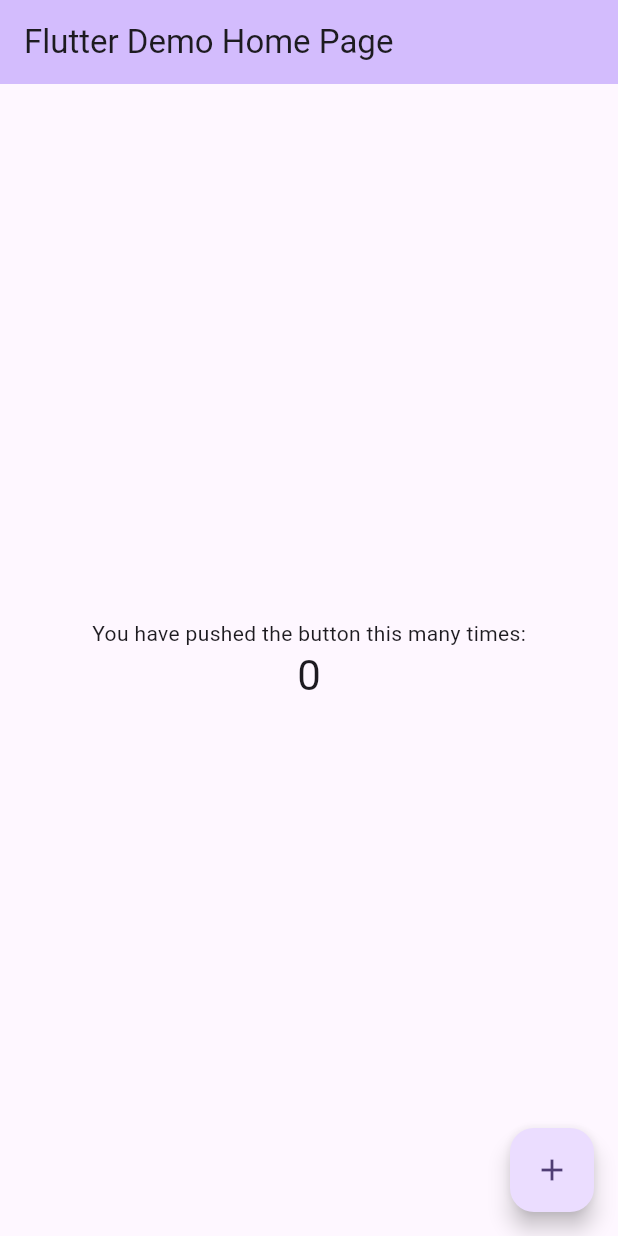
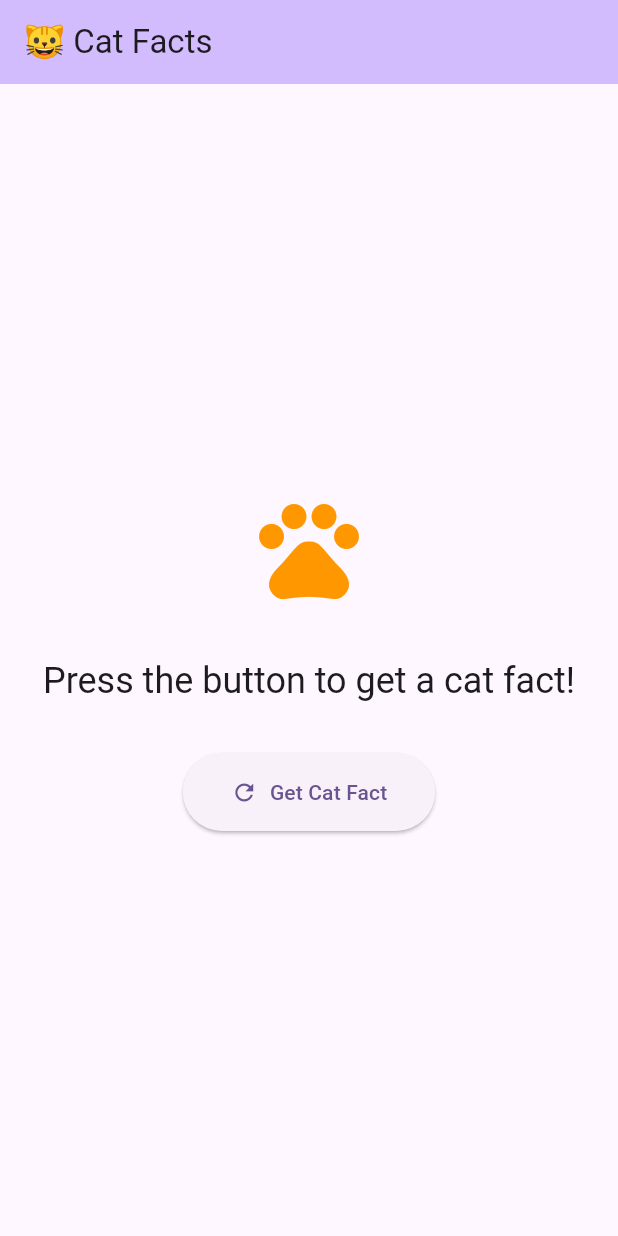
Before and after one commit to jackbauertv24-droid/an-app, a Flutter app: the screen it shows after launch, on a phone screen of 412 x 824 dp. Run offline on Flutter 3.47's test engine with Material 3 defaults, Android fonts, the phone set to English and light mode, and no system bars.

Commit message:
Add Cat Facts button with API integration

```diff
--- a/lib/main.dart
+++ b/lib/main.dart
@@ -1,4 +1,6 @@
+import 'dart:convert';
 import 'package:flutter/material.dart';
+import 'package:http/http.dart' as http;
 
 void main() {
   runApp(const MyApp());
@@ -10,32 +12,55 @@ class MyApp extends StatelessWidget {
   @override
   Widget build(BuildContext context) {
     return MaterialApp(
-      title: 'Flutter Demo',
+      title: 'Cat Facts Demo',
       theme: ThemeData(
         colorScheme: ColorScheme.fromSeed(seedColor: Colors.deepPurple),
         useMaterial3: true,
       ),
-      home: const MyHomePage(title: 'Flutter Demo Home Page'),
+      home: const CatFactsPage(),
     );
   }
 }
 
-class MyHomePage extends StatefulWidget {
-  const MyHomePage({super.key, required this.title});
-
-  final String title;
+class CatFactsPage extends StatefulWidget {
+  const CatFactsPage({super.key});
 
   @override
-  State<MyHomePage> createState() => _MyHomePageState();
+  State<CatFactsPage> createState() => _CatFactsPageState();
 }
 
-class _MyHomePageState extends State<MyHomePage> {
-  int _counter = 0;
+class _CatFactsPageState extends State<CatFactsPage> {
+  String _catFact = 'Press the button to get a cat fact!';
+  bool _isLoading = false;
 
-  void _incrementCounter() {
+  Future<void> _fetchCatFact() async {
     setState(() {
-      _counter++;
+      _isLoading = true;
     });
+
+    try {
+      final response = await http.get(
+        Uri.parse('https://catfact.ninja/fact'),
+      );
+
+      if (response.statusCode == 200) {
+        final data = jsonDecode(response.body);
+        setState(() {
+          _catFact = data['fact'];
+          _isLoading = false;
+        });
+      } else {
+        setState(() {
+          _catFact = 'Failed to load cat fact: ${response.statusCode}';
+          _isLoading = false;
+        });
+      }
+    } catch (e) {
+      setState(() {
+        _catFact = 'Error: $e';
+        _isLoading = false;
+      });
+    }
   }
 
   @override
@@ -43,26 +68,49 @@ class _MyHomePageState extends State<MyHomePage> {
     return Scaffold(
       appBar: AppBar(
         backgroundColor: Theme.of(context).colorScheme.inversePrimary,
-        title: Text(widget.title),
+        title: const Text('🐱 Cat Facts'),
       ),
       body: Center(
+        child: Padding(
+          padding: const EdgeInsets.all(24.0),
           child: Column(
             mainAxisAlignment: MainAxisAlignment.center,
-          children: <Widget>[
-            const Text(
-              'You have pushed the button this many times:',
+            children: [
+              const Icon(
+                Icons.pets,
+                size: 80,
+                color: Colors.orange,
               ),
+              const SizedBox(height: 32),
               Text(
-              '$_counter',
-              style: Theme.of(context).textTheme.headlineMedium,
+                _catFact,
+                textAlign: TextAlign.center,
+                style: Theme.of(context).textTheme.headlineSmall,
+              ),
+              const SizedBox(height: 32),
+              ElevatedButton.icon(
+                onPressed: _isLoading ? null : _fetchCatFact,
+                icon: _isLoading
+                    ? const SizedBox(
+                        width: 20,
+                        height: 20,
+                        child: CircularProgressIndicator(
+                          strokeWidth: 2,
+                          color: Colors.white,
+                        ),
+                      )
+                    : const Icon(Icons.refresh),
+                label: Text(_isLoading ? 'Loading...' : 'Get Cat Fact'),
+                style: ElevatedButton.styleFrom(
+                  padding: const EdgeInsets.symmetric(
+                    horizontal: 32,
+                    vertical: 16,
+                  ),
+                ),
               ),
             ],
           ),
         ),
-      floatingActionButton: FloatingActionButton(
-        onPressed: _incrementCounter,
-        tooltip: 'Increment',
-        child: const Icon(Icons.add),
       ),
     );
   }
--- a/pubspec.yaml
+++ b/pubspec.yaml
@@ -10,6 +10,7 @@ dependencies:
   flutter:
     sdk: flutter
   cupertino_icons: ^1.0.6
+  http: ^1.1.0
 
 dev_dependencies:
   flutter_test:
```
Also changed, not shown: 1 other file. Lines whose indentation alone changed are shown as unchanged.
